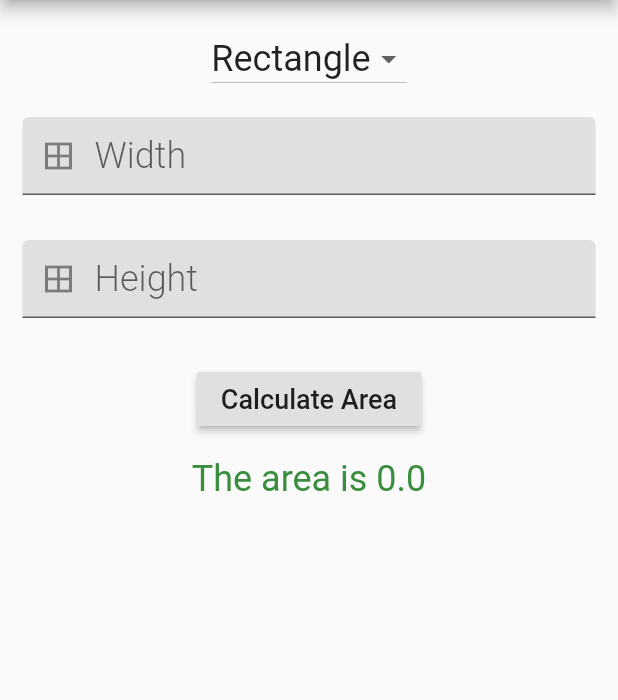
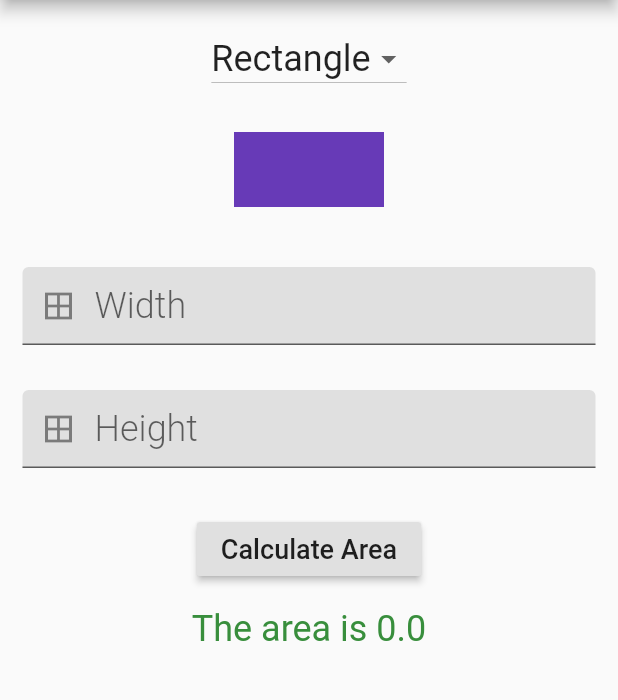
Before and after one commit to KaiqueMunhoz/creating_layouts_with_flutter, a Flutter app: the screen it shows after launch, after a tap on "Calculate Area", on a phone screen of 412 x 824 dp, the part 84-784 px from its top. Run offline on Flutter 3.47's test engine with Material 2 defaults, Android fonts, the phone set to English and light mode, and no system bars.

```diff
--- a/flutter/03-module/area_calculator/lib/main.dart
+++ b/flutter/03-module/area_calculator/lib/main.dart
@@ -64,6 +64,8 @@ class _AreaCalculatorState extends State<AreaCalculator> {
                     currentShape = shape;
                   });
                 }),
+
+            ShapeContainer(shape: currentShape),
             //width
             AreaTextField(controller: widthController, hint: 'Width'),
             //height
@@ -152,3 +154,59 @@ class AreaTextField extends StatelessWidget {
         ));
   }
 }
+
+class ShapeContainer extends StatelessWidget {
+  final String shape;
+  const ShapeContainer({Key key, this.shape}) : super(key: key);
+
+  @override
+  Widget build(BuildContext context) {
+    if (shape == 'Triangle') {
+      return CustomPaint(
+        size: Size(100, 100),
+        painter: TrianglePainter(),
+      );
+    } else {
+      return CustomPaint(
+        size: Size(100, 100),
+        painter: RectanglePainter(),
+      );
+    }
+  }
+}
+
+class TrianglePainter extends CustomPainter {
+  @override
+  void paint(Canvas canvas, Size size) {
+    final paint = Paint();
+
+    paint.color = Colors.deepOrange;
+    var path = Path();
+    path.moveTo(size.width / 2, 0);
+    path.lineTo(size.width, size.height);
+    path.lineTo(0, size.height);
+    path.close();
+    canvas.drawPath(path, paint);
+  }
+
+  @override
+  bool shouldRepaint(CustomPainter oldDelegate) {
+    return true;
+  }
+}
+
+class RectanglePainter extends CustomPainter {
+  @override
+  void paint(Canvas canvas, Size size) {
+    final paint = Paint();
+    paint.color = Colors.deepPurple;
+    Rect rect =
+        Rect.fromLTRB(0, size.height / 4, size.width, size.height / 4 * 3);
+    canvas.drawRect(rect, paint);
+  }
+
+  @override
+  bool shouldRepaint(CustomPainter oldDelegate) {
+    return true;
+  }
+}
```
